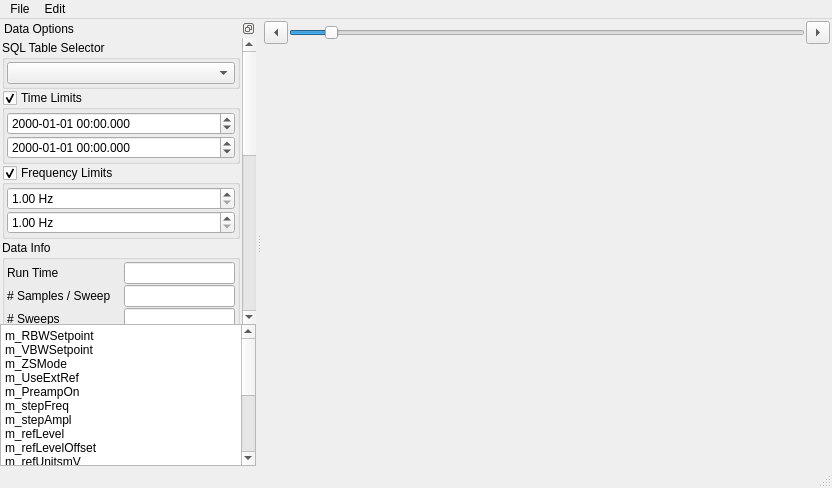
deepalcoholic/SpectralSignalHound-Viewer, file sources/SweepMainWin.ui: the form before one commit.
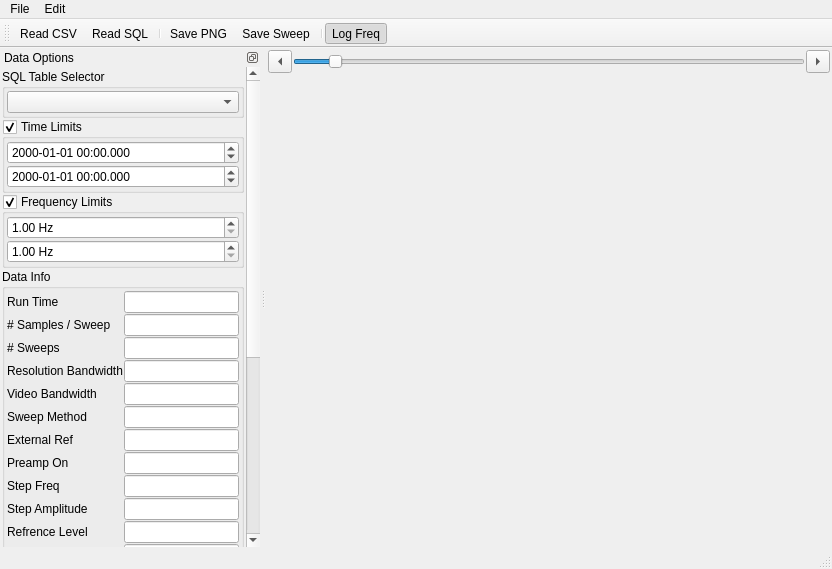
The form after the commit. Icons and pictures are not drawn. Custom widgets are drawn as their Qt base class.

Diff of the .ui file:
```diff
--- a/sources/SweepMainWin.ui
+++ b/sources/SweepMainWin.ui
@@ -8,7 +8,7 @@
     <x>0</x>
     <y>0</y>
     <width>832</width>
-    <height>488</height>
+    <height>569</height>
    </rect>
   </property>
   <property name="windowTitle">
@@ -47,7 +47,7 @@
      </widget>
     </item>
     <item row="1" column="0" colspan="3">
-     <widget class="QwtPlot" name="qwtPlot"/>
+     <widget class="SweepInspector" name="plot"/>
     </item>
    </layout>
   </widget>
@@ -106,19 +106,6 @@
      <property name="spacing">
       <number>0</number>
      </property>
-     <item row="5" column="0">
-      <spacer name="verticalSpacer">
-       <property name="orientation">
-        <enum>Qt::Vertical</enum>
-       </property>
-       <property name="sizeHint" stdset="0">
-        <size>
-         <width>20</width>
-         <height>40</height>
-        </size>
-       </property>
-      </spacer>
-     </item>
      <item row="0" column="0">
       <widget class="QScrollArea" name="scrollArea">
        <property name="frameShape">
@@ -131,9 +118,9 @@
         <property name="geometry">
          <rect>
           <x>0</x>
-          <y>-60</y>
-          <width>214</width>
-          <height>637</height>
+          <y>0</y>
+          <width>244</width>
+          <height>699</height>
          </rect>
         </property>
         <layout class="QGridLayout" name="gridLayout_9">
@@ -350,7 +337,11 @@
              </widget>
             </item>
             <item row="3" column="1">
-             <widget class="QLineEdit" name="_dbv_0"/>
+             <widget class="QLineEdit" name="_dbv_0">
+              <property name="readOnly">
+               <bool>true</bool>
+              </property>
+             </widget>
             </item>
             <item row="20" column="0">
              <widget class="QLabel" name="_db_13">
@@ -360,7 +351,11 @@
              </widget>
             </item>
             <item row="5" column="1">
-             <widget class="QLineEdit" name="_dbv_1"/>
+             <widget class="QLineEdit" name="_dbv_1">
+              <property name="readOnly">
+               <bool>true</bool>
+              </property>
+             </widget>
             </item>
             <item row="19" column="0">
              <widget class="QLabel" name="_db_11">
@@ -412,25 +407,53 @@
              </widget>
             </item>
             <item row="6" column="1">
-             <widget class="QLineEdit" name="_dbv_2"/>
+             <widget class="QLineEdit" name="_dbv_2">
+              <property name="readOnly">
+               <bool>true</bool>
+              </property>
+             </widget>
             </item>
             <item row="7" column="1">
-             <widget class="QLineEdit" name="_dbv_3"/>
+             <widget class="QLineEdit" name="_dbv_3">
+              <property name="readOnly">
+               <bool>true</bool>
+              </property>
+             </widget>
             </item>
             <item row="8" column="1">
-             <widget class="QLineEdit" name="_dbv_4"/>
+             <widget class="QLineEdit" name="_dbv_4">
+              <property name="readOnly">
+               <bool>true</bool>
+              </property>
+             </widget>
             </item>
             <item row="10" column="1">
-             <widget class="QLineEdit" name="_dbv_5"/>
+             <widget class="QLineEdit" name="_dbv_5">
+              <property name="readOnly">
+               <bool>true</bool>
+              </property>
+             </widget>
             </item>
             <item row="11" column="1">
-             <widget class="QLineEdit" name="_dbv_6"/>
+             <widget class="QLineEdit" name="_dbv_6">
+              <property name="readOnly">
+               <bool>true</bool>
+              </property>
+             </widget>
             </item>
             <item row="14" column="1">
-             <widget class="QLineEdit" name="_dbv_7"/>
+             <widget class="QLineEdit" name="_dbv_7">
+              <property name="readOnly">
+               <bool>true</bool>
+              </property>
+             </widget>
             </item>
             <item row="15" column="1">
-             <widget class="QLineEdit" name="_dbv_8"/>
+             <widget class="QLineEdit" name="_dbv_8">
+              <property name="readOnly">
+               <bool>true</bool>
+              </property>
+             </widget>
             </item>
             <item row="16" column="1">
              <widget class="QLineEdit" name="_dbv_9"/>
@@ -462,14 +485,10 @@
            </layout>
           </widget>
          </item>
-        </layout>
-       </widget>
-      </widget>
-     </item>
-     <item row="6" column="0">
-      <widget class="QPlainTextEdit" name="plainTextEdit">
-       <property name="plainText">
-        <string>m_RBWSetpoint
+         <item row="4" column="0">
+          <widget class="QPlainTextEdit" name="plainTextEdit">
+           <property name="plainText">
+            <string>m_RBWSetpoint
 m_VBWSetpoint
 m_ZSMode
 m_UseExtRef
@@ -487,24 +506,50 @@
 m_channelSpacing
 m_serialNumber
 m_HzPerPt</string>
-       </property>
+           </property>
+          </widget>
+         </item>
+        </layout>
+       </widget>
       </widget>
      </item>
     </layout>
    </widget>
   </widget>
-  <action name="actionSave_Spectral_Plot">
-   <property name="text">
-    <string>Save Spectral Plot</string>
+  <widget class="QToolBar" name="toolBar">
+   <property name="windowTitle">
+    <string>toolBar</string>
    </property>
-  </action>
+   <property name="toolButtonStyle">
+    <enum>Qt::ToolButtonTextUnderIcon</enum>
+   </property>
+   <attribute name="toolBarArea">
+    <enum>TopToolBarArea</enum>
+   </attribute>
+   <attribute name="toolBarBreak">
+    <bool>false</bool>
+   </attribute>
+   <addaction name="act_open_csv"/>
+   <addaction name="act_open_db"/>
+   <addaction name="separator"/>
+   <addaction name="act_savePng"/>
+   <addaction name="act_saveCsv"/>
+   <addaction name="separator"/>
+   <addaction name="actionLog_Freq"/>
+  </widget>
   <action name="act_open_csv">
    <property name="icon">
     <iconset resource="../res/resources.qrc">
      <normaloff>:/csv.png</normaloff>:/csv.png</iconset>
    </property>
    <property name="text">
-    <string>Open CSV...</string>
+    <string>Read CSV</string>
+   </property>
+   <property name="toolTip">
+    <string>Read CSV</string>
+   </property>
+   <property name="shortcut">
+    <string>Ctrl+Shift+O</string>
    </property>
   </action>
   <action name="act_open_db">
@@ -513,7 +558,13 @@
      <normaloff>:/database.png</normaloff>:/database.png</iconset>
    </property>
    <property name="text">
-    <string>Open Database...</string>
+    <string>Read SQL</string>
+   </property>
+   <property name="toolTip">
+    <string>Open SQLite</string>
+   </property>
+   <property name="shortcut">
+    <string>Ctrl+O</string>
    </property>
   </action>
   <action name="act_quit">
@@ -550,7 +601,10 @@
      <normaloff>:/csv.png</normaloff>:/csv.png</iconset>
    </property>
    <property name="text">
-    <string>Save Sweep...</string>
+    <string>Save Sweep</string>
+   </property>
+   <property name="shortcut">
+    <string>Ctrl+Shift+S</string>
    </property>
   </action>
   <action name="actionLog_Freq">
@@ -561,7 +615,13 @@
     <bool>true</bool>
    </property>
    <property name="text">
-    <string>Sweep Log Frequency Axis</string>
+    <string>Log Freq</string>
+   </property>
+   <property name="toolTip">
+    <string>Log Frequency</string>
+   </property>
+   <property name="shortcut">
+    <string>Ctrl+F</string>
    </property>
   </action>
  </widget>
@@ -572,6 +632,11 @@
    <extends>QFrame</extends>
    <header>qwt_plot.h</header>
   </customwidget>
+  <customwidget>
+   <class>SweepInspector</class>
+   <extends>QwtPlot</extends>
+   <header>sources/SweepInspector.h</header>
+  </customwidget>
  </customwidgets>
  <tabstops>
   <tabstop>scrollArea</tabstop>
```
Left out of the diff: 111 changed lines with no effect on the pictures.
